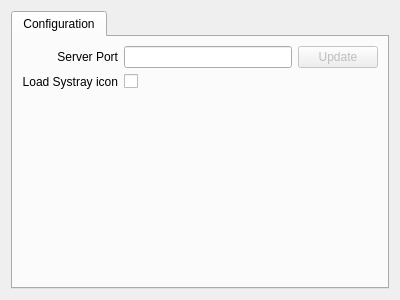
Cowlab/cf71, file src/window.ui: the form before one commit.
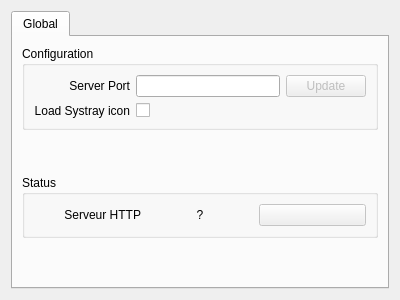
The form after the commit. Icons and pictures are not drawn.

Commit message: = UPD: allow to start/stop the HTTP server ; add button ans status label into UI

What changed in the file:
```diff
--- a/src/window.ui
+++ b/src/window.ui
@@ -25,18 +25,21 @@
      </property>
      <widget class="QWidget" name="tabConfig">
       <attribute name="title">
-       <string>Configuration</string>
+       <string>Global</string>
       </attribute>
       <layout class="QVBoxLayout" name="verticalLayout_2">
        <item>
-        <layout class="QGridLayout" name="gridLayout">
-         <item row="0" column="1">
-          <widget class="QLineEdit" name="lineEditPort">
-           <property name="maxLength">
-            <number>5</number>
-           </property>
-          </widget>
-         </item>
+        <widget class="QGroupBox" name="groupConfig">
+         <property name="title">
+          <string>Configuration</string>
+         </property>
+         <property name="flat">
+          <bool>false</bool>
+         </property>
+         <property name="checkable">
+          <bool>false</bool>
+         </property>
+         <layout class="QGridLayout" name="gridLayout_2">
          <item row="0" column="0">
           <widget class="QLabel" name="label">
            <property name="text">
@@ -57,6 +60,13 @@
            </property>
           </widget>
          </item>
+          <item row="0" column="1">
+           <widget class="QLineEdit" name="lineEditPort">
+            <property name="maxLength">
+             <number>5</number>
+            </property>
+           </widget>
+          </item>
          <item row="1" column="0">
           <widget class="QLabel" name="label_2">
            <property name="text">
@@ -75,6 +85,65 @@
           </widget>
          </item>
         </layout>
+        </widget>
+       </item>
+       <item>
+        <spacer name="verticalSpacer_2">
+         <property name="orientation">
+          <enum>Qt::Vertical</enum>
+         </property>
+         <property name="sizeHint" stdset="0">
+          <size>
+           <width>20</width>
+           <height>40</height>
+          </size>
+         </property>
+        </spacer>
+       </item>
+       <item>
+        <widget class="QGroupBox" name="groupBox_2">
+         <property name="title">
+          <string>Status</string>
+         </property>
+         <layout class="QGridLayout" name="gridLayout">
+          <property name="horizontalSpacing">
+           <number>6</number>
+          </property>
+          <item row="0" column="2">
+           <widget class="QPushButton" name="butServerStart">
+            <property name="enabled">
+             <bool>false</bool>
+            </property>
+            <property name="text">
+             <string/>
+            </property>
+           </widget>
+          </item>
+          <item row="0" column="1">
+           <widget class="QLabel" name="statusServer">
+            <property name="text">
+             <string>?</string>
+            </property>
+            <property name="alignment">
+             <set>Qt::AlignCenter</set>
+            </property>
+           </widget>
+          </item>
+          <item row="0" column="0">
+           <widget class="QLabel" name="label_3">
+            <property name="text">
+             <string>Serveur HTTP</string>
+            </property>
+            <property name="alignment">
+             <set>Qt::AlignRight|Qt::AlignTrailing|Qt::AlignVCenter</set>
+            </property>
+            <property name="margin">
+             <number>0</number>
+            </property>
+           </widget>
+          </item>
+         </layout>
+        </widget>
        </item>
        <item>
         <spacer name="verticalSpacer">
```
Lines whose indentation alone changed are shown as unchanged. The commit also changes 6 other files.
